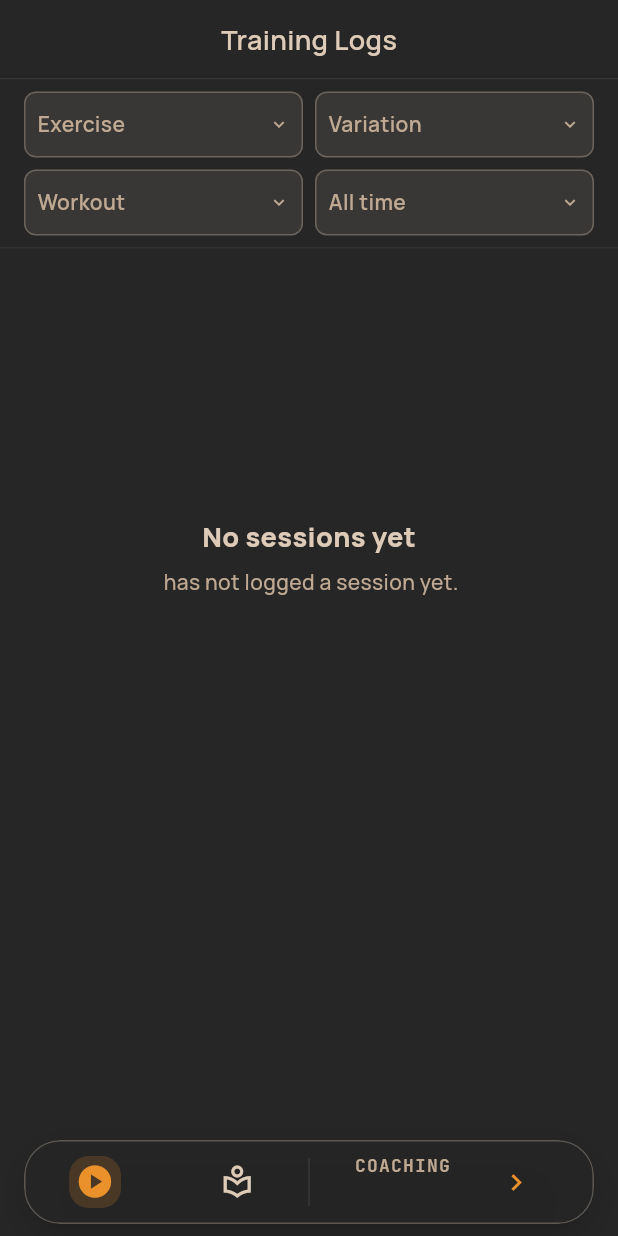
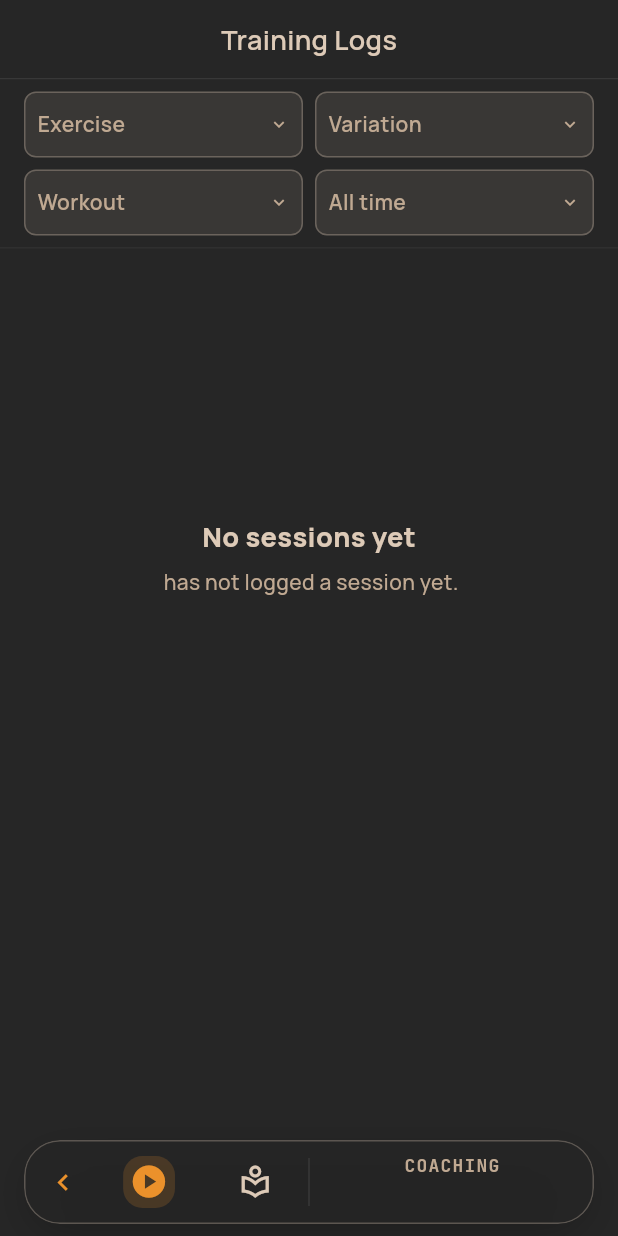
Before and after one commit to AristonTheAnalyst/LambdaBeta, a Flutter app: the CoachModeScreen screen opened directly with empty values, on a phone screen of 412 x 824 dp. Run offline on Flutter 3.47's test engine with Material 3 defaults, Android fonts, the phone set to English and light mode, and no system bars; our stand-ins replace app_links, flutter_secure_storage, font_awesome_flutter, go_router, google_fonts, google_sign_in and 5 more; missing offline and left inert: powersync; accounts and stored records are empty; statements that could not run were skipped.

Commit message:
polish(coach): the exit chevron moves to the bar's leading edge
The way out now stands to the left of Session, not at the trailing edge:
ScrollShrinkNavBar gains an optional `leading` slot before the items, and the
tabs divide what remains of the left half. The right half keeps the identity
alone, centred in it.

SessionDetailScreen passes the same leading chip (`navLeading`) through to the
pushed record's bar, so the exit is in the same place wherever coach mode is.

Co-Authored-By: Claude Code <noreply@anthropic.com>

```diff
--- a/lambda/lib/features/coach/view/coach_mode_screen.dart
+++ b/lambda/lib/features/coach/view/coach_mode_screen.dart
@@ -84,6 +84,15 @@ class _CoachModeScreenState extends State<CoachModeScreen> {
     }
   }
 
+  /// The way out, standing to the left of the tabs (2026-10-28): a left
+  /// chevron at the bar's leading edge.
+  Widget _exitButton(VoidCallback onExit) => HeaderIconButton(
+    icon: Icons.chevron_left,
+    semanticsLabel: 'Exit coach mode',
+    glyphSize: 22,
+    onPressed: onExit,
+  );
+
   /// The bar's exit, from a record pushed over the shell: close the record,
   /// then leave coach mode once the stack has settled.
   void _exitFromRecord() {
@@ -108,10 +117,8 @@ class _CoachModeScreenState extends State<CoachModeScreen> {
             canCoach: true,
             navItems: coachModeNavItems,
             navIndex: 0,
-            navTrailing: CoachModeIdentity(
-              name: widget.athleteName,
-              onExit: _exitFromRecord,
-            ),
+            navLeading: _exitButton(_exitFromRecord),
+            navTrailing: CoachModeIdentity(name: widget.athleteName),
             onNavTap: (i) {
               Navigator.of(context).pop();
               _selectTab(i);
@@ -132,10 +139,8 @@ class _CoachModeScreenState extends State<CoachModeScreen> {
           currentIndex: _tab,
           onTap: _selectTab,
           items: coachModeNavItems,
-          trailing: CoachModeIdentity(
-            name: widget.athleteName,
-            onExit: _exit,
-          ),
+          leading: _exitButton(_exit),
+          trailing: CoachModeIdentity(name: widget.athleteName),
           child: IndexedStack(
             index: _tab,
             children: [
@@ -177,26 +182,20 @@ class CoachModeIdentity extends StatelessWidget {
   const CoachModeIdentity({
     super.key,
     required this.name,
-    required this.onExit,
   });
 
   final String name;
-  final VoidCallback onExit;
 
   @override
   Widget build(BuildContext context) {
-    return Padding(
+    // The right half holds one block now — the way out moved to the leading
+    // edge — so the identity sits in the middle of its half (2026-10-28).
+    return Center(
+      child: Padding(
         padding: const EdgeInsets.symmetric(horizontal: AppSpacing.sm),
-      child: Row(
-        // The half's two contents — the identity and the way out — share it
-        // evenly: equal air at the divider, between them and at the trailing
-        // edge (2026-10-28).
-        mainAxisAlignment: MainAxisAlignment.spaceEvenly,
-        children: [
-          Flexible(
         child: Column(
           mainAxisSize: MainAxisSize.min,
-              crossAxisAlignment: CrossAxisAlignment.start,
+          crossAxisAlignment: CrossAxisAlignment.center,
           children: [
             Text(
               'COACHING',
@@ -223,17 +222,6 @@ class CoachModeIdentity extends StatelessWidget {
           ],
         ),
       ),
-          HeaderIconButton(
-            // A chevron, not a door: the bar's trailing edge is where this
-            // app leaves a place from, and the glyph says "on, out of here"
-            // without borrowing the destructive vocabulary (2026-10-28).
-            icon: Icons.chevron_right,
-            semanticsLabel: 'Exit coach mode',
-            glyphSize: 22,
-            onPressed: onExit,
-          ),
-        ],
-      ),
     );
   }
 }
--- a/lambda/lib/features/logs/view/session_detail_screen.dart
+++ b/lambda/lib/features/logs/view/session_detail_screen.dart
@@ -56,6 +56,7 @@ class SessionDetailScreen extends StatefulWidget {
     this.navIndex,
     this.onNavTap,
     this.aboveBar,
+    this.navLeading,
     this.navTrailing,
   });
 
@@ -113,8 +114,12 @@ class SessionDetailScreen extends StatefulWidget {
   /// A storey above the bar — coach mode's banner. Null draws none.
   final Widget? aboveBar;
 
+  /// A control before the bar's items — coach mode's exit chevron
+  /// (2026-10-28). Null keeps the items alone.
+  final Widget? navLeading;
+
   /// The bar's right half, when the host splits it — coach mode's athlete
-  /// identity and exit control (2026-10-28). Null keeps the items alone.
+  /// identity (2026-10-28). Null keeps the items alone.
   final Widget? navTrailing;
 
   @override
@@ -283,6 +288,7 @@ class _SessionDetailScreenState extends State<SessionDetailScreen>
                 onTap: _onNavTap,
                 items: widget.navItems ?? appTabItems,
                 aboveBar: widget.aboveBar,
+                leading: widget.navLeading,
                 trailing: widget.navTrailing,
                 child: Column(
                   children: [
--- a/lambda/lib/shared/widgets/scroll_shrink_nav_bar.dart
+++ b/lambda/lib/shared/widgets/scroll_shrink_nav_bar.dart
@@ -3,6 +3,7 @@ import 'package:flutter/services.dart';
 
 import '../../core/styles/app_colors.dart';
 import '../../core/styles/app_radius.dart';
+import '../../core/styles/app_spacing.dart';
 import '../../core/theme/lambda_theme.dart';
 import 'floating_bar.dart';
 
@@ -63,6 +64,7 @@ class ScrollShrinkNavBar extends StatefulWidget {
     required this.items,
     required this.child,
     this.aboveBar,
+    this.leading,
     this.trailing,
   });
 
@@ -83,6 +85,12 @@ class ScrollShrinkNavBar extends StatefulWidget {
   /// height, a notice is as tall as its words, and either way
   /// [contentInset] makes room for all of it.
   final Widget? aboveBar;
+
+  /// A control before the destinations, inside the bar's left half
+  /// (2026-10-28) — coach mode's way out, standing to the left of Session.
+  /// The items divide what remains of the half equally. Null leaves the
+  /// destinations alone.
+  final Widget? leading;
 
   /// A second half inside the bar, right of a hairline divider (2026-10-28).
   /// Coach mode puts the athlete's identity here — `COACHING` over the name,
@@ -236,11 +244,23 @@ class _ScrollShrinkNavBarState extends State<ScrollShrinkNavBar>
           ),
       ],
     );
+    final leading = widget.leading;
+    final left = leading == null
+        ? items
+        : Row(
+            children: [
+              Padding(
+                padding: const EdgeInsets.only(left: AppSpacing.xs),
+                child: leading,
+              ),
+              Expanded(child: items),
+            ],
+          );
     final trailing = widget.trailing;
-    if (trailing == null) return items;
+    if (trailing == null) return left;
     return Row(
       children: [
-        Expanded(child: items),
+        Expanded(child: left),
         // The split's own edge: a hairline, not a filled sliver, centred in
         // the bar's height so the two halves read as one surface.
         Padding(
```
Lines whose indentation alone changed are shown as unchanged.
